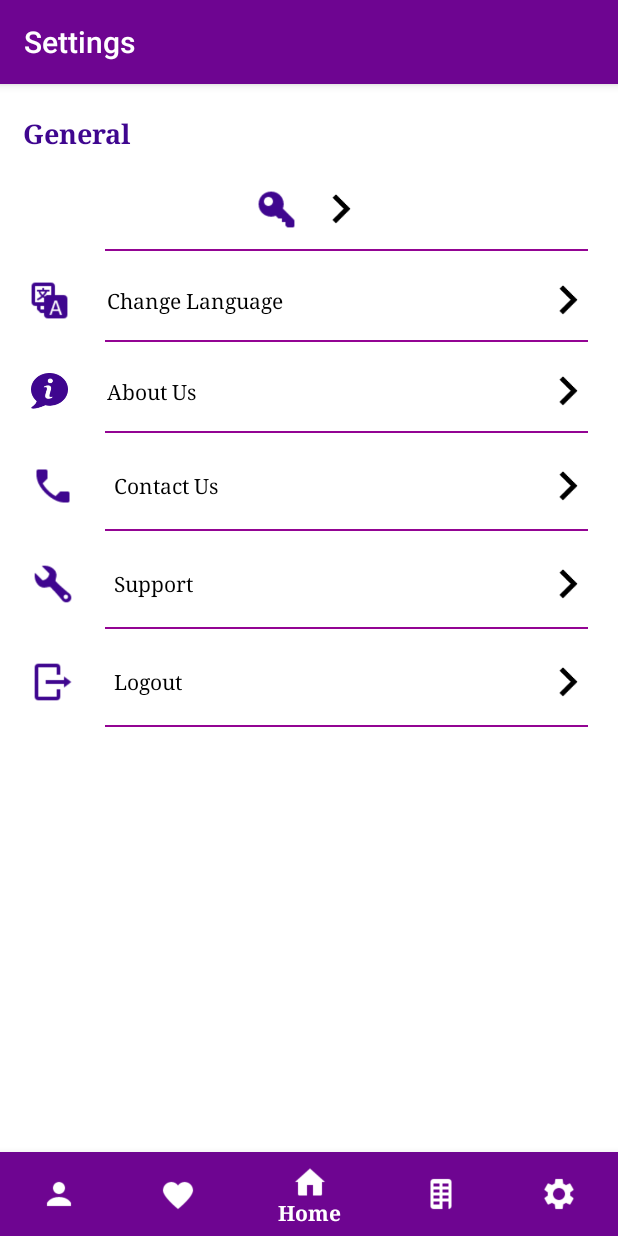
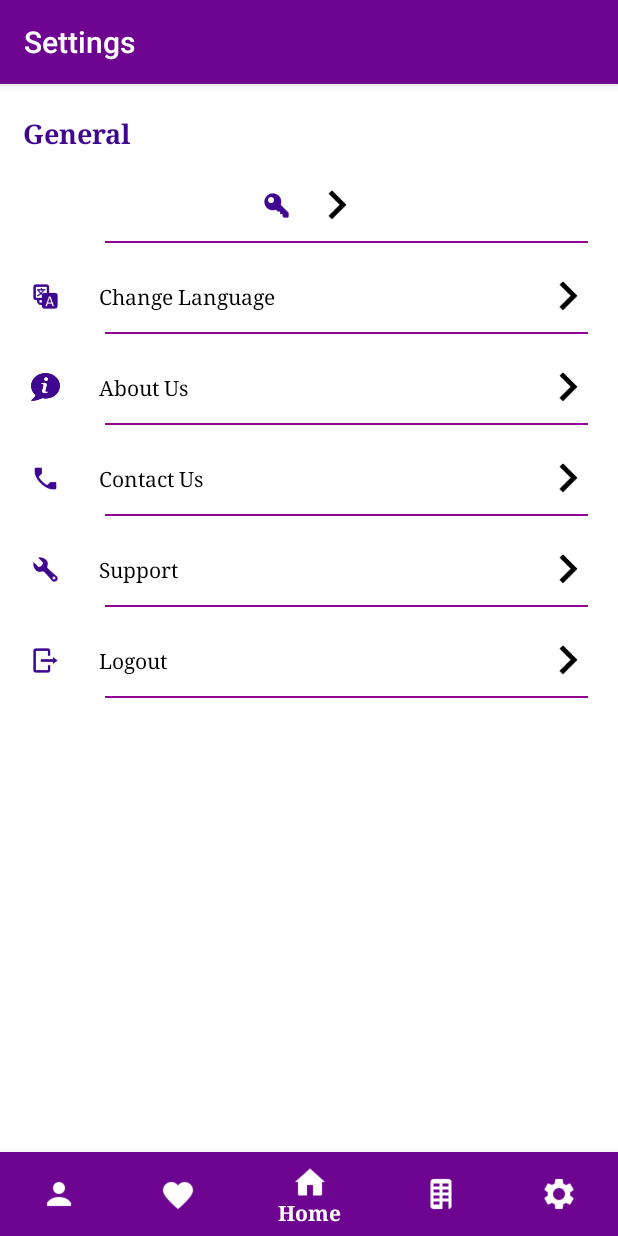
Before and after one commit to Balaji-SB/PYP, an Android app: the fragment SettingsFragment placed in its activity, on a phone screen of 412 x 824 dp. Run offline under Robolectric (Android 15) with nearby library versions, the phone set to English and light mode, and no system bars; our stand-ins replace Volley; network calls fail; pictures from the network do not load.

Commit message:
settings page completed

```diff
--- a/app/src/main/AndroidManifest.xml
+++ b/app/src/main/AndroidManifest.xml
@@ -18,6 +18,8 @@
         android:allowBackup="true"
         android:icon="@mipmap/ic_launcher"
         android:label="@string/app_name"
+        android:largeHeap="true"
+        android:hardwareAccelerated="true"
         android:roundIcon="@mipmap/ic_launcher_round"
         android:supportsRtl="true"
         android:theme="@style/AppTheme">
--- a/app/src/main/java/com/android/pyp/cms/SettingsFragment.java
+++ b/app/src/main/java/com/android/pyp/cms/SettingsFragment.java
@@ -51,6 +51,14 @@ public class SettingsFragment extends Fragment {
                 startActivity(intent);
             }
         });
+        contactUsTxt.setOnClickListener(new View.OnClickListener() {
+            @Override
+            public void onClick(View view) {
+                Intent intent = new Intent(mContext, ContactUsActivity.class);
+                startActivity(intent);
+            }
+        });
+
         return mView;
     }
 
--- a/app/src/main/java/com/android/pyp/usermodule/MyProfileFragment.java
+++ b/app/src/main/java/com/android/pyp/usermodule/MyProfileFragment.java
@@ -1,6 +1,7 @@
 package com.android.pyp.usermodule;
 
 import android.app.Dialog;
+import android.app.ProgressDialog;
 import android.content.Context;
 import android.content.Intent;
 import android.content.SharedPreferences;
@@ -83,8 +84,8 @@ public class MyProfileFragment extends Fragment {
     private String imgPath = "";
     private String oldImage = "";
     private String tempImage = "";
-    private double latitude=0;
-    private double longitude=0;
+    private double latitude = 0;
+    private double longitude = 0;
 
     @Nullable
     @Override
@@ -174,6 +175,16 @@ public class MyProfileFragment extends Fragment {
             this.image = image;
         }
 
+        ProgressDialog dialog = new ProgressDialog(mContext);
+
+
+        @Override
+        protected void onPreExecute() {
+            super.onPreExecute();
+            dialog.setMessage("Uploading..");
+            dialog.show();
+        }
+
         @Override
         protected Bitmap doInBackground(String... strings) {
             Log.e("URL", URLConstants.urlUserImage + image);
@@ -198,6 +209,7 @@ public class MyProfileFragment extends Fragment {
                 });
             }
             editImage.setVisibility(View.VISIBLE);
+            dialog.dismiss();
         }
 
 
@@ -331,13 +343,13 @@ public class MyProfileFragment extends Fragment {
         public void setImageName(String imageName) {
             this.imageName = imageName;
         }
-
+        ProgressDialog dialog1;
         @Override
         protected void onPreExecute() {
             super.onPreExecute();
-            dialog = new Dialog(mContext);
-            dialog.setTitle("Uploading...");
-            dialog.show();
+            dialog1 = new ProgressDialog(mContext);
+            dialog1.setMessage("Loading...");
+            dialog1.show();
 
         }
 
@@ -390,7 +402,7 @@ public class MyProfileFragment extends Fragment {
             JSONObject object;
             try {
                 Log.e("Result is=========", result);
-                dialog.dismiss();
+                dialog1.dismiss();
                 oldImage = tempImage;
                 object = new JSONObject(result);
                 if (Integer.parseInt(object.getString("success").trim()) == 1) {
@@ -415,27 +427,27 @@ public class MyProfileFragment extends Fragment {
 
 
     private void updateProfile() {
-        if(validateComponents()){
-            Map<String,String> map=new HashMap<>();
-            map.put("fname",firstName.getText().toString().trim());
-            map.put("lname",lastName.getText().toString().trim());
-            map.put("phone",phone.getText().toString().trim());
-            map.put("address",address.getText().toString().trim());
-            map.put("locality",city.getText().toString().trim());
-            map.put("administrative_area_level_1",state.getText().toString().trim());
-            map.put("country",country.getText().toString().trim());
-            map.put("image",oldImage);
-            map.put("lat",latitude+"");
-            map.put("lng",longitude+"");
+        if (validateComponents()) {
+            Map<String, String> map = new HashMap<>();
+            map.put("fname", firstName.getText().toString().trim());
+            map.put("lname", lastName.getText().toString().trim());
+            map.put("phone", phone.getText().toString().trim());
+            map.put("address", address.getText().toString().trim());
+            map.put("locality", city.getText().toString().trim());
+            map.put("administrative_area_level_1", state.getText().toString().trim());
+            map.put("country", country.getText().toString().trim());
+            map.put("image", oldImage);
+            map.put("lat", latitude + "");
+            map.put("lng", longitude + "");
             pypApplication.customStringRequest(URLConstants.urlUpdateUserProfile, map, new DataCallback() {
                 @Override
                 public void onSuccess(Object result) {
-                    Log.e("Result is",result.toString());
+                    Log.e("Result is", result.toString());
                 }
 
                 @Override
                 public void onError(VolleyError error) {
-                    Log.e("Error is",error.toString());
+                    Log.e("Error is", error.toString());
                 }
             });
         }
--- a/app/src/main/res/layout/fragment_settings.xml
+++ b/app/src/main/res/layout/fragment_settings.xml
@@ -14,7 +14,7 @@
             android:layout_height="wrap_content"
             android:orientation="vertical"
             android:layout_marginTop="15sp"
-            android:layout_marginBottom="10dp"
+            android:layout_marginBottom="15dp"
             >
 
             <TextView
@@ -38,10 +38,10 @@
                 android:orientation="horizontal">
 
                 <ImageView
-                    android:layout_width="35dp"
-                    android:layout_height="35dp"
+                    android:layout_width="30dp"
+                    android:layout_height="30dp"
                     android:layout_margin="5dp"
-                    android:padding="3dp"
+                    android:padding="5dp"
                     android:tint="@color/downviolet"
                     android:src="@drawable/key" />
 
@@ -78,15 +78,15 @@
                 android:layout_marginBottom="3dp"
                 android:layout_marginLeft="10dp"
                 android:layout_marginRight="3dp"
-                android:layout_marginTop="10dp"
+                android:layout_marginTop="15dp"
                 android:gravity="center"
                 android:orientation="horizontal">
 
                 <ImageView
-                    android:layout_width="35dp"
-                    android:layout_height="35dp"
+                    android:layout_width="30dp"
+                    android:layout_height="30dp"
                     android:layout_margin="5dp"
-                    android:padding="3dp"
+                    android:padding="5dp"
                     android:tint="@color/downviolet"
                     android:src="@drawable/language_google" />
 
@@ -122,13 +122,13 @@
                 android:layout_marginBottom="3dp"
                 android:layout_marginLeft="10dp"
                 android:layout_marginRight="3dp"
-                android:layout_marginTop="10dp"
+                android:layout_marginTop="15dp"
                 android:gravity="center"
                 android:orientation="horizontal">
 
                 <ImageView
-                    android:layout_width="35sp"
-                    android:layout_height="35sp"
+                    android:layout_width="30dp"
+                    android:layout_height="30dp"
                     android:layout_margin="5dp"
                     android:padding="5dp"
                     android:tint="@color/downviolet"
@@ -166,13 +166,13 @@
                 android:layout_marginBottom="3dp"
                 android:layout_marginLeft="10dp"
                 android:layout_marginRight="3dp"
-                android:layout_marginTop="10dp"
+                android:layout_marginTop="15dp"
                 android:gravity="center"
                 android:orientation="horizontal">
 
                 <ImageView
-                    android:layout_width="40sp"
-                    android:layout_height="40sp"
+                    android:layout_width="30dp"
+                    android:layout_height="30dp"
                     android:layout_margin="5dp"
                     android:padding="5dp"
                     android:tint="@color/downviolet"
@@ -211,13 +211,13 @@
                 android:layout_marginBottom="3dp"
                 android:layout_marginLeft="10dp"
                 android:layout_marginRight="3dp"
-                android:layout_marginTop="10dp"
+                android:layout_marginTop="15dp"
                 android:gravity="center"
                 android:orientation="horizontal">
 
                 <ImageView
-                    android:layout_width="40sp"
-                    android:layout_height="40sp"
+                    android:layout_width="30dp"
+                    android:layout_height="30dp"
                     android:layout_margin="5dp"
                     android:padding="5dp"
                     android:tint="@color/downviolet"
@@ -256,13 +256,13 @@
                 android:layout_marginBottom="3dp"
                 android:layout_marginLeft="10dp"
                 android:layout_marginRight="3dp"
-                android:layout_marginTop="10dp"
+                android:layout_marginTop="15dp"
                 android:gravity="center"
                 android:orientation="horizontal">
 
                 <ImageView
-                    android:layout_width="40sp"
-                    android:layout_height="40sp"
+                    android:layout_width="30dp"
+                    android:layout_height="30dp"
                     android:layout_margin="5dp"
                     android:padding="5dp"
                     android:tint="@color/downviolet"
```
